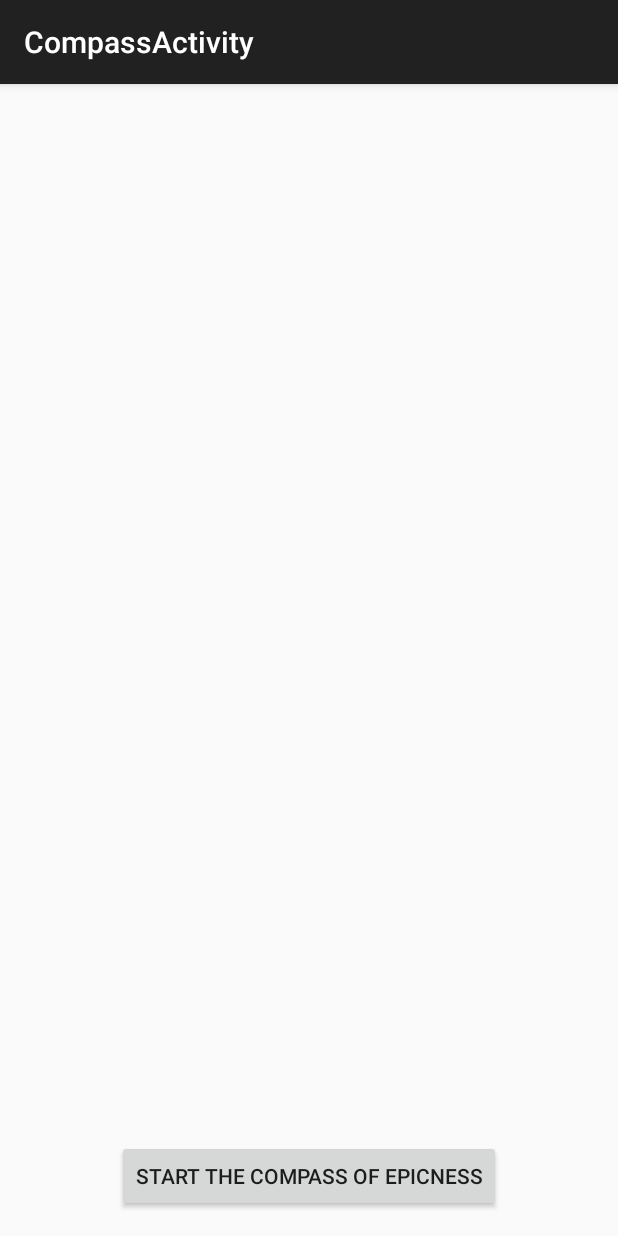
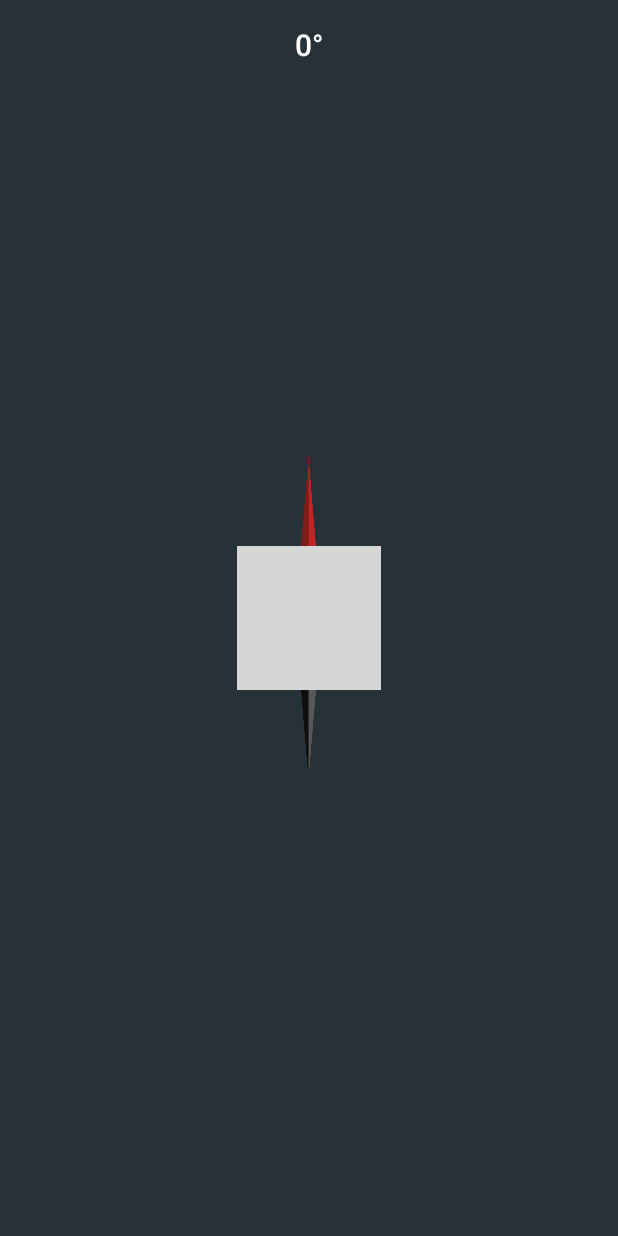
Before and after one commit to Hinton/compass, an Android app: the CompassActivity screen opened directly, with no data from a screen before it, on a phone screen of 412 x 824 dp. Run offline under Robolectric (Android 15) with nearby library versions, the light colour scheme and no system bars; grey boxes are pictures that could not be loaded.

Commit message:
Fix issue with compass using wrong contentView
Decrease size of the images
Add AngleLowpassFilter to smooth the values

```diff
--- a/app/src/main/AndroidManifest.xml
+++ b/app/src/main/AndroidManifest.xml
@@ -1,9 +1,6 @@
 <?xml version="1.0" encoding="utf-8"?>
 <manifest xmlns:android="http://schemas.android.com/apk/res/android"
     package="com.oscarhinton.compass" >
-
-    <uses-permission android:name="android.permission.ACCESS_FINE_LOCATION" />
-    <uses-permission android:name="android.permission.ACCESS_COARSE_LOCATION" />
 
     <application
         android:allowBackup="true"
--- a/app/src/main/java/com/oscarhinton/compass/CompassActivity.java
+++ b/app/src/main/java/com/oscarhinton/compass/CompassActivity.java
@@ -10,12 +10,19 @@ import android.support.v7.app.ActionBarActivity;
 import android.view.animation.Animation;
 import android.view.animation.RotateAnimation;
 import android.widget.ImageView;
+import android.widget.TextView;
 
-public class CompassActivity extends ActionBarActivity implements SensorEventListener {
+import java.text.DecimalFormat;
+import java.util.ArrayDeque;
+
+public class CompassActivity extends Activity implements SensorEventListener {
 
     // Code from http://www.techrepublic.com/article/pro-tip-create-your-own-magnetic-compass-using-androids-internal-sensors/
 
     private ImageView mPointer;
+    private TextView _textView;
+    private AngleLowpassFilter _filter = new AngleLowpassFilter();
+
     private SensorManager mSensorManager;
     private Sensor mAccelerometer;
     private Sensor mMagnetometer;
@@ -30,11 +37,12 @@ public class CompassActivity extends ActionBarActivity implements SensorEventLis
     @Override
     protected void onCreate(Bundle savedInstanceState) {
         super.onCreate(savedInstanceState);
-        setContentView(R.layout.activity_main);
+        setContentView(R.layout.activity_compass);
         mSensorManager = (SensorManager)getSystemService(SENSOR_SERVICE);
         mAccelerometer = mSensorManager.getDefaultSensor(Sensor.TYPE_ACCELEROMETER);
         mMagnetometer = mSensorManager.getDefaultSensor(Sensor.TYPE_MAGNETIC_FIELD);
         mPointer = (ImageView) findViewById(R.id.pointer);
+        _textView = (TextView) findViewById(R.id.textView);
     }
 
     protected void onResume() {
@@ -62,7 +70,11 @@ public class CompassActivity extends ActionBarActivity implements SensorEventLis
             SensorManager.getRotationMatrix(mR, null, mLastAccelerometer, mLastMagnetometer);
             SensorManager.getOrientation(mR, mOrientation);
             float azimuthInRadians = mOrientation[0];
-            float azimuthInDegress = (float)(Math.toDegrees(azimuthInRadians)+360)%360;
+
+            _filter.add(azimuthInRadians);
+
+            float azimuthInDegress = (float)(Math.toDegrees(_filter.average())+360)%360;
+
             RotateAnimation ra = new RotateAnimation(
                     mCurrentDegree,
                     -azimuthInDegress,
@@ -76,6 +88,7 @@ public class CompassActivity extends ActionBarActivity implements SensorEventLis
 
             mPointer.startAnimation(ra);
             mCurrentDegree = -azimuthInDegress;
+            _textView.setText(new DecimalFormat("#.##").format(-mCurrentDegree) + "°");
         }
     }
 
@@ -85,4 +98,43 @@ public class CompassActivity extends ActionBarActivity implements SensorEventLis
 
     }
 
+    /**
+     * Smooth out the angles.
+     *
+     * http://stackoverflow.com/a/18911252
+     */
+    public class AngleLowpassFilter {
+
+        private final int LENGTH = 25;
+
+        private float sumSin, sumCos;
+
+        private ArrayDeque<Float> queue = new ArrayDeque<Float>();
+
+        public void add(float radians){
+
+            sumSin += (float) Math.sin(radians);
+
+            sumCos += (float) Math.cos(radians);
+
+            queue.add(radians);
+
+            if(queue.size() > LENGTH){
+
+                float old = queue.poll();
+
+                sumSin -= Math.sin(old);
+
+                sumCos -= Math.cos(old);
+            }
+        }
+
+        public float average(){
+
+            int size = queue.size();
+
+            return (float) Math.atan2(sumSin / size, sumCos / size);
+        }
+    }
+
 }
--- a/app/src/main/res/layout/activity_compass.xml
+++ b/app/src/main/res/layout/activity_compass.xml
@@ -25,5 +25,14 @@
         android:layout_centerInParent="true"
         android:layout_centerVertical="true" />
 
+    <TextView
+        android:layout_width="wrap_content"
+        android:layout_height="wrap_content"
+        android:textAppearance="@style/Base.TextAppearance.AppCompat.Title.Inverse"
+        android:text="0°"
+        android:id="@+id/textView"
+        android:layout_alignParentTop="true"
+        android:layout_centerHorizontal="true" />
+
 
 </RelativeLayout>
```
Also changed, not shown: app/src/main/res/drawable/arrow.png, 1 other file.
